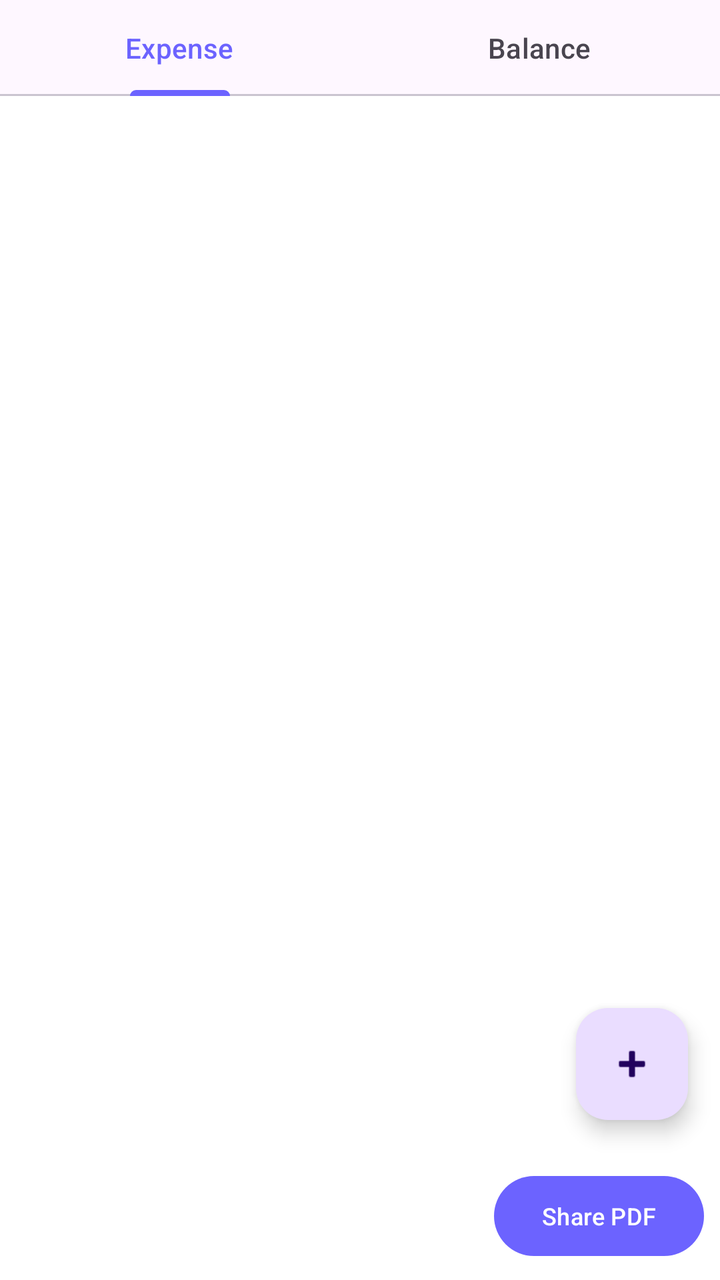
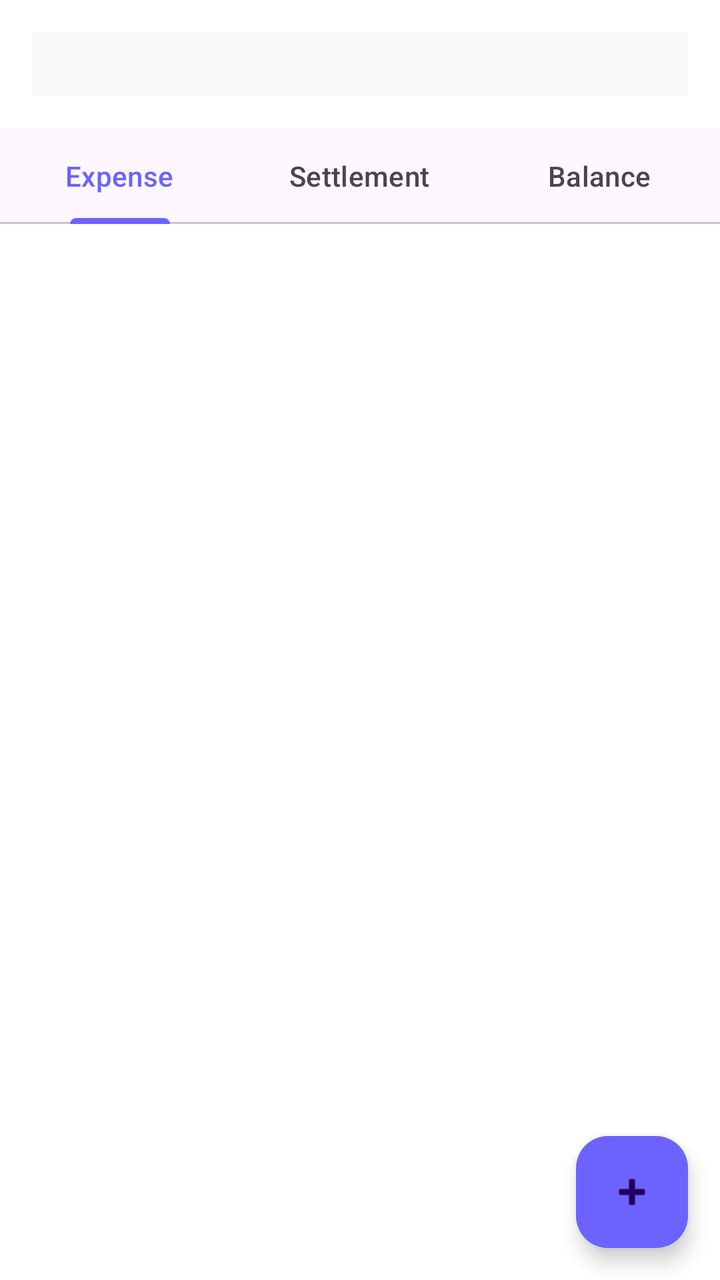

The first picture is an Android layout as it rendered before a commit; the second is the same layout after the commit. The layout source and the unified diff follow.
<!-- AndroidManifest.xml: application theme Theme.ExpenseSplitter -->
<!-- res/layout/activity_group_detail.xml -->
<?xml version="1.0" encoding="utf-8"?>
<LinearLayout xmlns:android="http://schemas.android.com/apk/res/android"
    android:orientation="vertical"
    android:layout_width="match_parent"
    android:layout_height="match_parent">

    <com.google.android.material.tabs.TabLayout
        android:id="@+id/tabLayout"
        android:layout_width="match_parent"
        android:layout_height="wrap_content">
        <com.google.android.material.tabs.TabItem android:text="Expense"/>
        <com.google.android.material.tabs.TabItem android:text="Balance"/>
    </com.google.android.material.tabs.TabLayout>

    <androidx.recyclerview.widget.RecyclerView
        android:id="@+id/recyclerView"
        android:layout_width="match_parent"
        android:layout_height="0dp"
        android:layout_weight="1"
        android:padding="8dp"/>

    <com.google.android.material.floatingactionbutton.FloatingActionButton
        android:id="@+id/fabAdd"
        android:layout_width="wrap_content"
        android:layout_height="wrap_content"
        android:layout_gravity="end|bottom"
        android:layout_margin="16dp"
        android:src="@android:drawable/ic_input_add"/>
        <com.google.android.material.button.MaterialButton
        android:id="@+id/btnSharePdf"
        android:layout_width="wrap_content"
        android:layout_height="wrap_content"
        android:text="Share PDF"
        android:textSize="12sp"
        android:layout_gravity="end"
        android:layout_margin="8dp"/>
</LinearLayout>
<!-- resources referenced by this layout -->
<resources>
  <style name="Theme.ExpenseSplitter" parent="Theme.Material3.DayNight.NoActionBar">
          <item name="colorPrimary">@color/purple_primary</item>
          <item name="android:windowBackground">@color/bg_color</item>
          <item name="android:statusBarColor">@color/bg_color</item>
          <item name="android:windowLightStatusBar">true</item>
      </style>
  <color name="purple_primary">#6C63FF</color>
  <color name="bg_color">#FFFFF</color>
</resources>

<!-- the commit's change to res/layout/activity_group_detail.xml (unified diff, before → after) -->
@@ -1,14 +1,42 @@
 <?xml version="1.0" encoding="utf-8"?>
 <LinearLayout xmlns:android="http://schemas.android.com/apk/res/android"
+    xmlns:app="http://schemas.android.com/apk/res-auto"
     android:orientation="vertical"
     android:layout_width="match_parent"
-    android:layout_height="match_parent">
+    android:layout_height="match_parent"
+    android:background="@color/bg_color">
+
+    
+    <LinearLayout
+        android:layout_width="match_parent"
+        android:layout_height="wrap_content"
+        android:orientation="horizontal"
+        android:padding="16dp"
+        android:background="#F8F9FA"
+        android:layout_margin="16dp">
+        
+        <LinearLayout android:layout_width="0dp" android:layout_weight="1" android:orientation="vertical" android:gravity="center">
+            <TextView android:layout_width="wrap_content" android:layout_height="wrap_content" android:text="Total" android:textSize="12sp"/>
+            <TextView android:id="@+id/tvTotal" android:layout_width="wrap_content" android:layout_height="wrap_content" android:textStyle="bold" android:textSize="16sp"/>
+        </LinearLayout>
+        
+        <LinearLayout android:layout_width="0dp" android:layout_weight="1" android:orientation="vertical" android:gravity="center">
+            <TextView android:layout_width="wrap_content" android:layout_height="wrap_content" android:text="Paid" android:textSize="12sp"/>
+            <TextView android:id="@+id/tvPaid" android:layout_width="wrap_content" android:layout_height="wrap_content" android:textStyle="bold" android:textSize="16sp" android:textColor="#2E7D32"/>
+        </LinearLayout>
+        
+        <LinearLayout android:layout_width="0dp" android:layout_weight="1" android:orientation="vertical" android:gravity="center">
+            <TextView android:layout_width="wrap_content" android:layout_height="wrap_content" android:text="Due" android:textSize="12sp"/>
+            <TextView android:id="@+id/tvDue" android:layout_width="wrap_content" android:layout_height="wrap_content" android:textStyle="bold" android:textSize="16sp" android:textColor="#C62828"/>
+        </LinearLayout>
+    </LinearLayout>
 
     <com.google.android.material.tabs.TabLayout
         android:id="@+id/tabLayout"
         android:layout_width="match_parent"
         android:layout_height="wrap_content">
         <com.google.android.material.tabs.TabItem android:text="Expense"/>
+        <com.google.android.material.tabs.TabItem android:text="Settlement"/> 
         <com.google.android.material.tabs.TabItem android:text="Balance"/>
     </com.google.android.material.tabs.TabLayout>
 
@@ -25,13 +53,6 @@
         android:layout_height="wrap_content"
         android:layout_gravity="end|bottom"
         android:layout_margin="16dp"
-        android:src="@android:drawable/ic_input_add"/>
-        <com.google.android.material.button.MaterialButton
-        android:id="@+id/btnSharePdf"
-        android:layout_width="wrap_content"
-        android:layout_height="wrap_content"
-        android:text="Share PDF"
-        android:textSize="12sp"
-        android:layout_gravity="end"
-        android:layout_margin="8dp"/>
+        android:src="@android:drawable/ic_input_add"
+        app:backgroundTint="#6C63FF"/>
 </LinearLayout>
